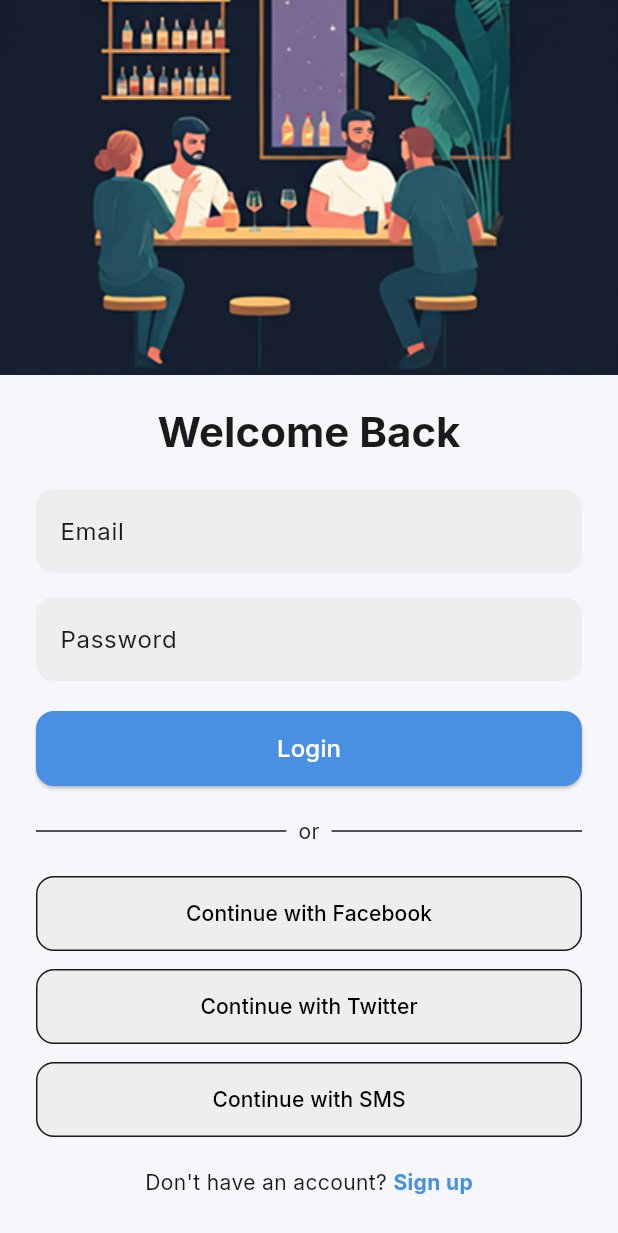
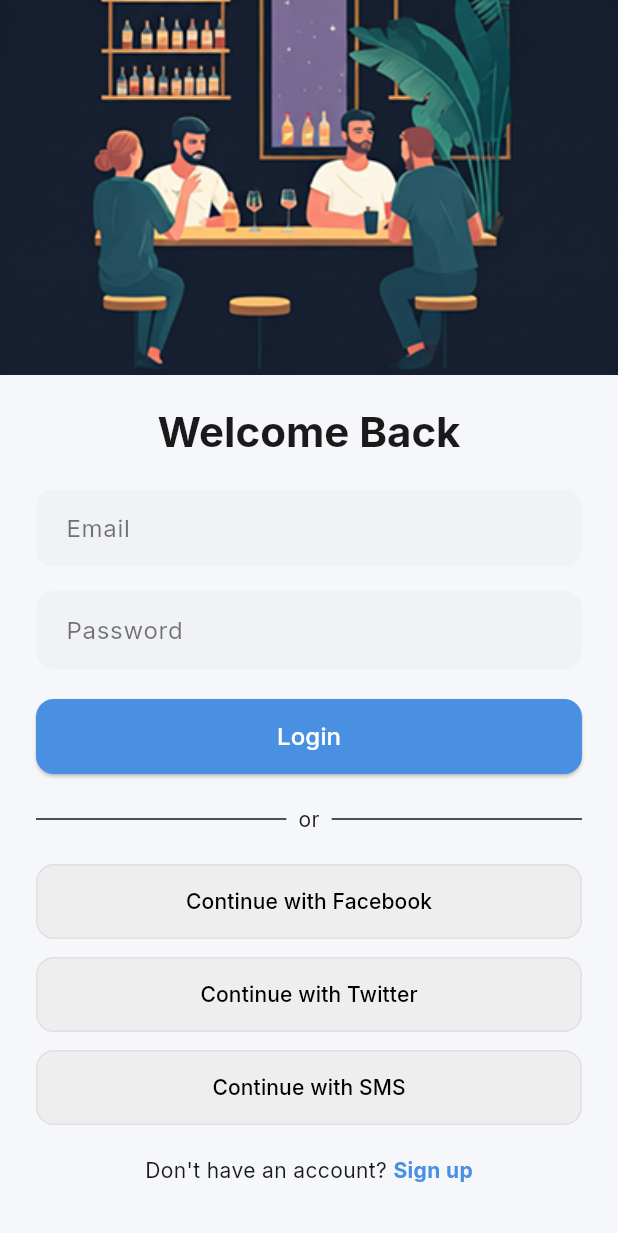
Before and after one commit to Movioles-Sec3/Frontend-Flutter, a Flutter app: the screen it shows after launch, on a phone screen of 412 x 824 dp. Shown: the top 1233 px of the screen. Run offline on Flutter 3.47's test engine with Material 3 defaults, Android fonts, the light colour scheme and no system bars; our stand-ins replace cached_network_image, connectivity_plus, flutter_cache_manager, get_it, google_fonts, hive and 5 more; missing offline and left inert: screen_brightness; accounts and stored records are empty.

Commit message:
fix: apk

```diff
--- a/lib/config/api_config.dart
+++ b/lib/config/api_config.dart
@@ -1,6 +1,6 @@
 class ApiConfig {
   // For local development - make sure your backend server is running on this port
-  static const String baseUrl = 'http://192.168.2.55:8080';
+  static const String baseUrl = 'http://192.168.2.58:8080';
 
   // Alternative configurations:
   // static const String baseUrl = 'http://localhost:8000';  // Alternative local address
--- a/lib/main.dart
+++ b/lib/main.dart
@@ -120,6 +120,27 @@ class _MyAppState extends State<MyApp> {
         onSurface: Color(0xFF1A1A1A),
       ),
       textTheme: lightTextTheme,
+      inputDecorationTheme: InputDecorationTheme(
+        filled: true,
+        fillColor: const Color(0xFFF0F2F5),
+        hintStyle: TextStyle(color: const Color(0xFF1A1A1A).withOpacity(0.6)),
+        border: OutlineInputBorder(
+          borderRadius: BorderRadius.circular(12),
+          borderSide: BorderSide.none,
+        ),
+        enabledBorder: OutlineInputBorder(
+          borderRadius: BorderRadius.circular(12),
+          borderSide: BorderSide.none,
+        ),
+        focusedBorder: OutlineInputBorder(
+          borderRadius: BorderRadius.circular(12),
+          borderSide: BorderSide(color: primary, width: 1.2),
+        ),
+        contentPadding: const EdgeInsets.symmetric(
+          horizontal: 16,
+          vertical: 14,
+        ),
+      ),
       appBarTheme: const AppBarTheme(
         centerTitle: true,
         elevation: 0,
@@ -149,6 +170,27 @@ class _MyAppState extends State<MyApp> {
         onSurface: Colors.white,
       ),
       textTheme: darkTextTheme,
+      inputDecorationTheme: InputDecorationTheme(
+        filled: true,
+        fillColor: const Color(0xFF2B2B2B),
+        hintStyle: TextStyle(color: Colors.white.withOpacity(0.6)),
+        border: OutlineInputBorder(
+          borderRadius: BorderRadius.circular(12),
+          borderSide: BorderSide.none,
+        ),
+        enabledBorder: OutlineInputBorder(
+          borderRadius: BorderRadius.circular(12),
+          borderSide: BorderSide.none,
+        ),
+        focusedBorder: OutlineInputBorder(
+          borderRadius: BorderRadius.circular(12),
+          borderSide: const BorderSide(color: Colors.white70, width: 1.2),
+        ),
+        contentPadding: const EdgeInsets.symmetric(
+          horizontal: 16,
+          vertical: 14,
+        ),
+      ),
       appBarTheme: const AppBarTheme(
         centerTitle: true,
         elevation: 0,
--- a/lib/pages/login_page.dart
+++ b/lib/pages/login_page.dart
@@ -37,8 +37,7 @@ class _LoginPageState extends State<LoginPage> {
   }
 
   Future<void> _restoreCachedDraft() async {
-    final Map<String, String>? draft =
-        await _formCacheService.getLoginDraft();
+    final Map<String, String>? draft = await _formCacheService.getLoginDraft();
     if (!mounted || draft == null) return;
 
     if (draft['email'] != null && draft['email']!.isNotEmpty) {
@@ -62,7 +61,9 @@ class _LoginPageState extends State<LoginPage> {
     if (_hasDisallowedCharacters(email) || _hasDisallowedCharacters(password)) {
       ScaffoldMessenger.of(context).showSnackBar(
         const SnackBar(
-          content: Text('Remove emojis or invalid characters from email and password.'),
+          content: Text(
+            'Remove emojis or invalid characters from email and password.',
+          ),
         ),
       );
       return;
@@ -147,29 +148,13 @@ class _LoginPageState extends State<LoginPage> {
                   children: [
                     TextField(
                       controller: _emailController,
-                      decoration: InputDecoration(
-                        hintText: "Email",
-                        filled: true,
-                        fillColor: Colors.grey.shade200,
-                        border: OutlineInputBorder(
-                          borderRadius: BorderRadius.circular(12),
-                          borderSide: BorderSide.none,
-                        ),
-                      ),
+                      decoration: const InputDecoration(hintText: "Email"),
                     ),
                     const SizedBox(height: 16),
                     TextField(
                       controller: _passwordController,
                       obscureText: true,
-                      decoration: InputDecoration(
-                        hintText: "Password",
-                        filled: true,
-                        fillColor: Colors.grey.shade200,
-                        border: OutlineInputBorder(
-                          borderRadius: BorderRadius.circular(12),
-                          borderSide: BorderSide.none,
-                        ),
-                      ),
+                      decoration: const InputDecoration(hintText: "Password"),
                     ),
                     const SizedBox(height: 20),
 
@@ -259,18 +244,24 @@ class _LoginPageState extends State<LoginPage> {
   }
 
   Widget _socialButton(String text) {
+    final ThemeData theme = Theme.of(context);
+    final bool isDark = theme.brightness == Brightness.dark;
+    final Color bg = isDark ? Colors.grey.shade800 : Colors.grey.shade200;
+    final Color fg = isDark ? Colors.white : Colors.black;
+    final Color border = isDark ? Colors.grey.shade700 : Colors.grey.shade300;
     return SizedBox(
       width: double.infinity,
       height: 50,
       child: OutlinedButton(
         style: OutlinedButton.styleFrom(
-          backgroundColor: Colors.grey.shade200,
+          backgroundColor: bg,
+          side: BorderSide(color: border),
           shape: RoundedRectangleBorder(
             borderRadius: BorderRadius.circular(12),
           ),
         ),
         onPressed: () {},
-        child: Text(text, style: const TextStyle(color: Colors.black)),
+        child: Text(text, style: TextStyle(color: fg)),
       ),
     );
   }
```
Also changed, not shown: 3 other files.
